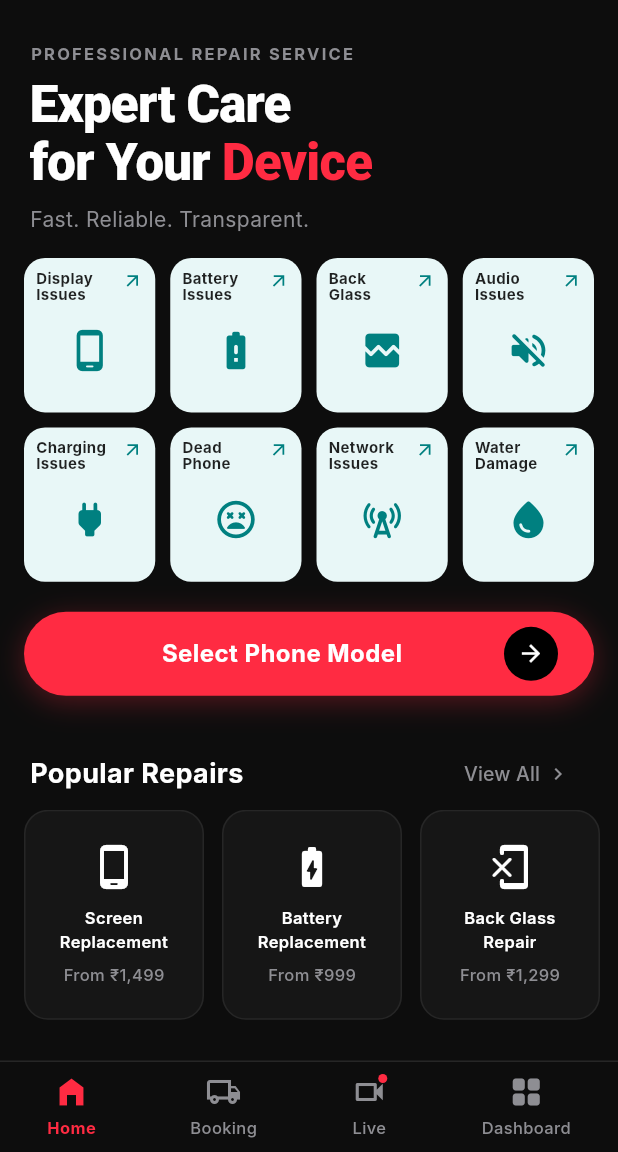
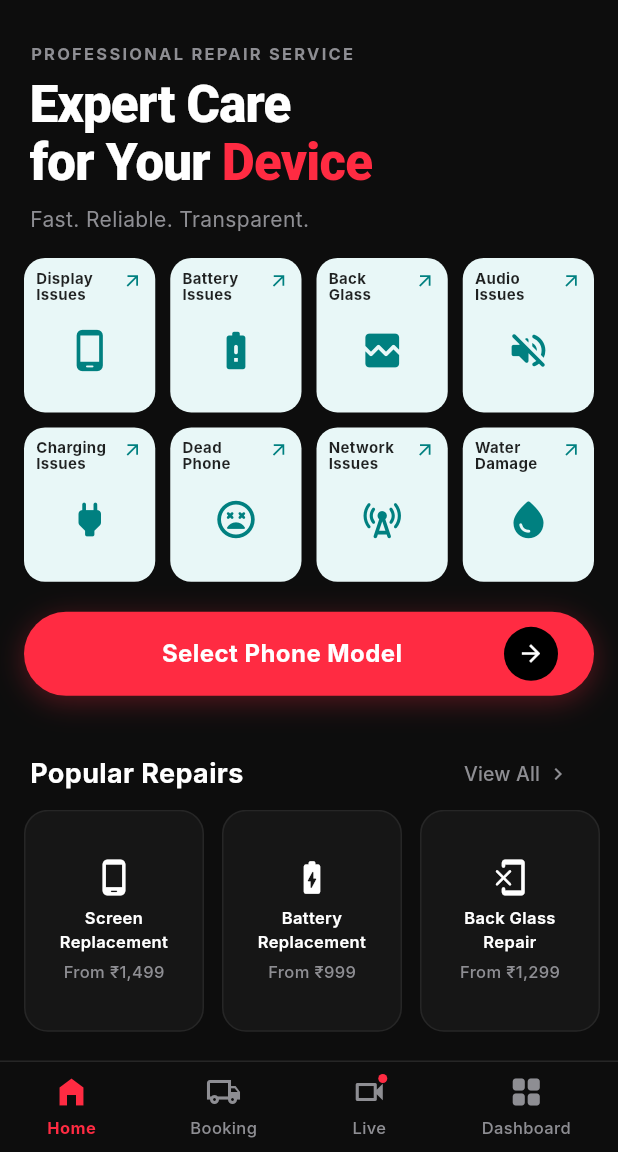
Before and after one commit to AAAStartups/fixly, a Flutter app: the screen it shows after launch, on a phone screen of 412 x 824 dp, the part 84-1236 px from its top. Run offline on Flutter 3.47's test engine with Material 3 defaults, Android fonts, the phone set to English and light mode, and no system bars; Roboto replaces fonts that are missing (Inter).

Commit message:
android testing config

```diff
--- a/flutter_app/lib/screens/home_screen.dart
+++ b/flutter_app/lib/screens/home_screen.dart
@@ -223,7 +223,7 @@ class HomeScreen extends StatelessWidget {
 
               // Horizontal Carousel
               SizedBox(
-                height: 140,
+                height: 148,
                 child: ListView(
                   scrollDirection: Axis.horizontal,
                   padding: const EdgeInsets.symmetric(horizontal: 16),
@@ -295,7 +295,7 @@ class HomeScreen extends StatelessWidget {
     return Container(
       width: 120,
       margin: const EdgeInsets.only(right: 12),
-      padding: const EdgeInsets.all(12),
+      padding: const EdgeInsets.symmetric(horizontal: 10, vertical: 8),
       decoration: BoxDecoration(
         color: AppColors.surface,
         borderRadius: BorderRadius.circular(16),
@@ -304,9 +304,10 @@ class HomeScreen extends StatelessWidget {
       child: Column(
         crossAxisAlignment: CrossAxisAlignment.center,
         mainAxisAlignment: MainAxisAlignment.center,
+        mainAxisSize: MainAxisSize.min,
         children: [
-          Icon(icon, color: Colors.white, size: 32),
-          const SizedBox(height: 10),
+          Icon(icon, color: Colors.white, size: 26),
+          const SizedBox(height: 6),
           Text(
             title,
             textAlign: TextAlign.center,
@@ -316,7 +317,7 @@ class HomeScreen extends StatelessWidget {
               fontWeight: FontWeight.w600,
             ),
           ),
-          const SizedBox(height: 6),
+          const SizedBox(height: 4),
           Text(
             price,
             style: const TextStyle(
```
Also changed, not shown: flutter_app/pubspec.lock, 2 other files.
